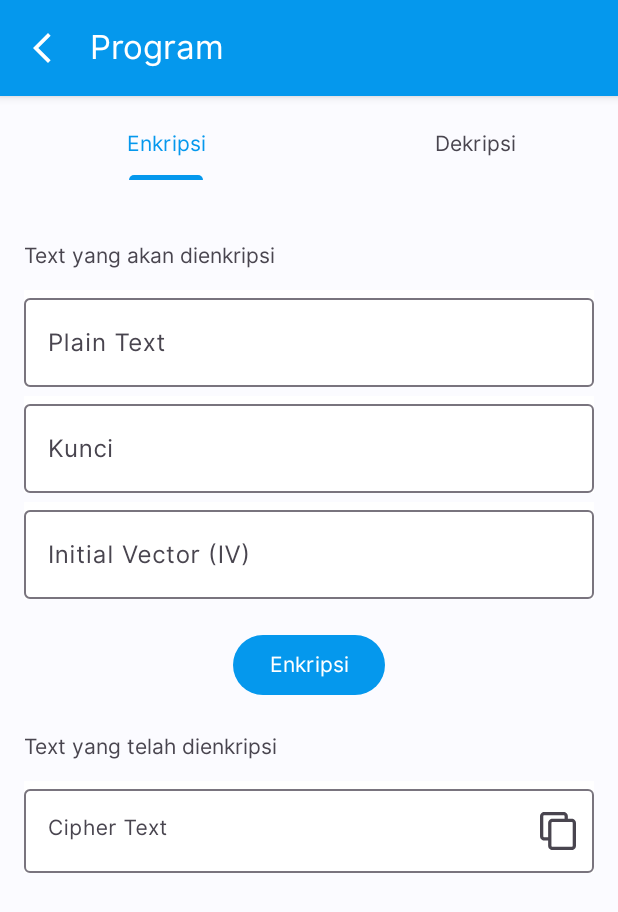
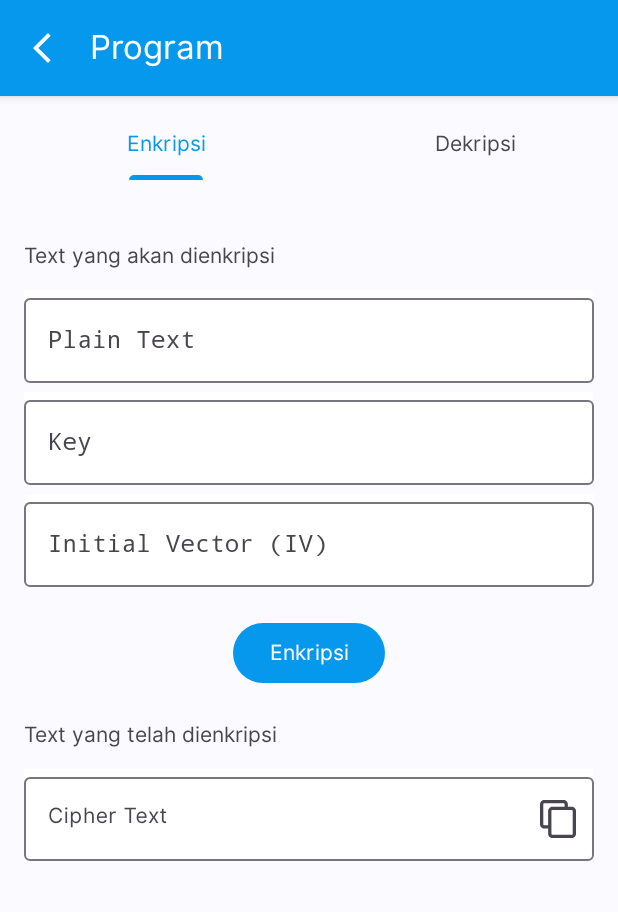
Before and after one commit to amaralfatah/CryptoMind, an Android app: the EncryptionFragment screen opened directly, with no data from a screen before it, on a phone screen of 412 x 824 dp. Shown: the top 912 px of the screen. Run offline under Robolectric (Android 15) with nearby library versions, the phone set to English and light mode, and no system bars.

Commit message:
Merapikan Kode

```diff
--- a/app/src/main/res/layout/activity_main.xml
+++ b/app/src/main/res/layout/activity_main.xml
@@ -1,7 +1,6 @@
 <?xml version="1.0" encoding="utf-8"?>
 <LinearLayout xmlns:android="http://schemas.android.com/apk/res/android"
     xmlns:app="http://schemas.android.com/apk/res-auto"
-    xmlns:tools="http://schemas.android.com/tools"
     android:layout_width="match_parent"
     android:layout_height="match_parent"
     android:orientation="vertical"
--- a/app/src/main/res/layout/activity_result.xml
+++ b/app/src/main/res/layout/activity_result.xml
@@ -10,7 +10,7 @@
         android:id="@+id/scoreTextView"
         android:layout_width="wrap_content"
         android:layout_height="wrap_content"
-        android:text="Score: 0"
+        android:text="@string/nilai"
         android:layout_centerInParent="true"
         android:textSize="24sp"
         android:layout_marginBottom="16dp"/>
@@ -19,7 +19,7 @@
         android:id="@+id/retryButton"
         android:layout_width="wrap_content"
         android:layout_height="wrap_content"
-        android:text="Retry Quiz"
+        android:text="@string/coba_lagi"
         android:layout_below="@id/scoreTextView"
         android:layout_marginTop="16dp"
         android:layout_centerHorizontal="true"/>
@@ -28,7 +28,7 @@
         android:id="@+id/dashboardButton"
         android:layout_width="wrap_content"
         android:layout_height="wrap_content"
-        android:text="Go to Dashboard"
+        android:text="@string/go_to_home"
         android:layout_below="@id/retryButton"
         android:layout_marginTop="16dp"
         android:layout_centerHorizontal="true"/>
--- a/app/src/main/res/layout/fragment_encryption.xml
+++ b/app/src/main/res/layout/fragment_encryption.xml
@@ -12,7 +12,7 @@
         android:layout_height="wrap_content"
         android:layout_marginTop="16dp"
         android:layout_marginBottom="12dp"
-        android:text="Text yang akan dienkripsi"
+        android:text="@string/text_yang_akan_dienkripsi"
         android:textSize="14sp"/>
 
     <com.google.android.material.textfield.TextInputLayout
@@ -20,13 +20,14 @@
         android:layout_width="match_parent"
         android:layout_height="wrap_content"
         android:layout_marginBottom="6dp"
-        android:hint="Plain Text"
+        android:hint="@string/plain_text"
         android:background="@color/white">
 
         <com.google.android.material.textfield.TextInputEditText
             android:id="@+id/textInputEditTextInput"
             android:layout_width="match_parent"
-            android:layout_height="wrap_content"/>
+            android:layout_height="wrap_content"
+            android:fontFamily="monospace"/>
 
     </com.google.android.material.textfield.TextInputLayout>
 
@@ -35,14 +36,14 @@
         android:layout_width="match_parent"
         android:layout_height="wrap_content"
         android:layout_marginBottom="6dp"
-        android:hint="Kunci"
+        android:hint="@string/key"
         android:background="@color/white">
 
         <com.google.android.material.textfield.TextInputEditText
             android:id="@+id/textInputEditTextKey"
             android:layout_width="match_parent"
             android:layout_height="wrap_content"
-            android:maxLength="8"/>
+            android:fontFamily="monospace"/>
 
         <TextView
             android:id="@+id/errorKey"
@@ -58,14 +59,14 @@
         android:id="@+id/textInputLayoutIV"
         android:layout_width="match_parent"
         android:layout_height="wrap_content"
-        android:hint="Initial Vector (IV)"
+        android:hint="@string/initial_vector_iv"
         android:background="@color/white">
 
         <com.google.android.material.textfield.TextInputEditText
             android:id="@+id/textInputEditTextIV"
             android:layout_width="match_parent"
             android:layout_height="wrap_content"
-            android:maxLength="8"/>
+            android:fontFamily="monospace"/>
 
         <TextView
             android:id="@+id/errorIV"
@@ -91,7 +92,7 @@
         android:layout_width="wrap_content"
         android:layout_height="wrap_content"
         android:layout_marginBottom="12dp"
-        android:text="Text yang telah dienkripsi"
+        android:text="@string/text_yang_telah_dienkripsi"
         android:textSize="14sp"/>
 
     <com.google.android.material.textfield.TextInputLayout
@@ -102,7 +103,7 @@
         app:endIconMode="custom"
         app:endIconDrawable="@drawable/ic_copy"
         app:endIconContentDescription="Copy Text"
-        android:hint="Cipher Text"
+        android:hint="@string/cipher_text"
         android:background="@color/white">
 
         <com.google.android.material.textfield.TextInputEditText
--- a/app/src/main/res/values/strings.xml
+++ b/app/src/main/res/values/strings.xml
@@ -84,4 +84,23 @@
     <string name="ambil_blok_paling_kiri_dari_hasil_enkripsi_lalu_xor_kan_dengan_ciphertext_ci_sebanyak_r_bit_ini_akan_menghasilkan_plaintext_pi_sebanyak_r_bit_pula_dekripsi">Ambil blok paling kiri dari hasil enkripsi , lalu XOR-kan dengan Ciphertext (Ci) sebanyak r-bit. Ini akan menghasilkan Plaintext (Pi) sebanyak r-bit pula.</string>
     <string name="ci_kemudian_digunakan_kembali_untuk_disimpan_pada_blok_paling_kanan_dari_antrian">Ci kemudian digunakan kembali untuk disimpan pada blok paling kanan dari antrian.</string>
     <string name="ulangi_langkah_langkah_di_atas_sampai_semua_plaintext_telah_terenkripsi_atau_mencapai_cn">Ulangi langkah-langkah di atas sampai semua plaintext telah terenkripsi atau mencapai Cn.</string>
+    <string name="mari_belajar">Mari Belajar</string>
+    <string name="time">00:00</string>
+    <string name="soal_number">Soal 1</string>
+    <string name="question">Question</string>
+    <string name="option_a">Option A</string>
+    <string name="option_b">Option B</string>
+    <string name="option_c">Option C</string>
+    <string name="option_d">Option D</string>
+    <string name="submit">Submit</string>
+    <string name="go_to_home">Kembali Ke Home</string>
+    <string name="coba_lagi">Coba Lagi</string>
+    <string name="nilai">Nilai : 0</string>
+    <string name="text_yang_akan_didenkripsi">Text yang akan didenkripsi</string>
+    <string name="cipher_text">Cipher Text</string>
+    <string name="key">Key</string>
+    <string name="text_yang_akan_dienkripsi">Text yang akan dienkripsi</string>
+    <string name="plain_text">Plain Text</string>
+    <string name="initial_vector_iv">Initial Vector (IV)</string>
+    <string name="text_yang_telah_dienkripsi">Text yang telah dienkripsi</string>
 </resources>
```
Also changed, not shown: app/src/main/java/com/uadev/cryptomind/views/program/EncryptionFragment.kt (+4 -7 lines), app/src/main/res/layout/activity_decrypt2_bit.xml (+10 -6 lines), app/src/main/res/layout/activity_encrypt2_bit.xml (+10 -6 lines), app/src/main/res/layout/activity_encrypt8_bit.xml (+10 -6 lines), app/src/main/res/layout/activity_option_materi.xml (+7 -6 lines), app/src/main/res/layout/activity_quiz.xml (+11 -22 lines), app/src/main/res/layout/fragment_decryption.xml (+7 -6 lines).
